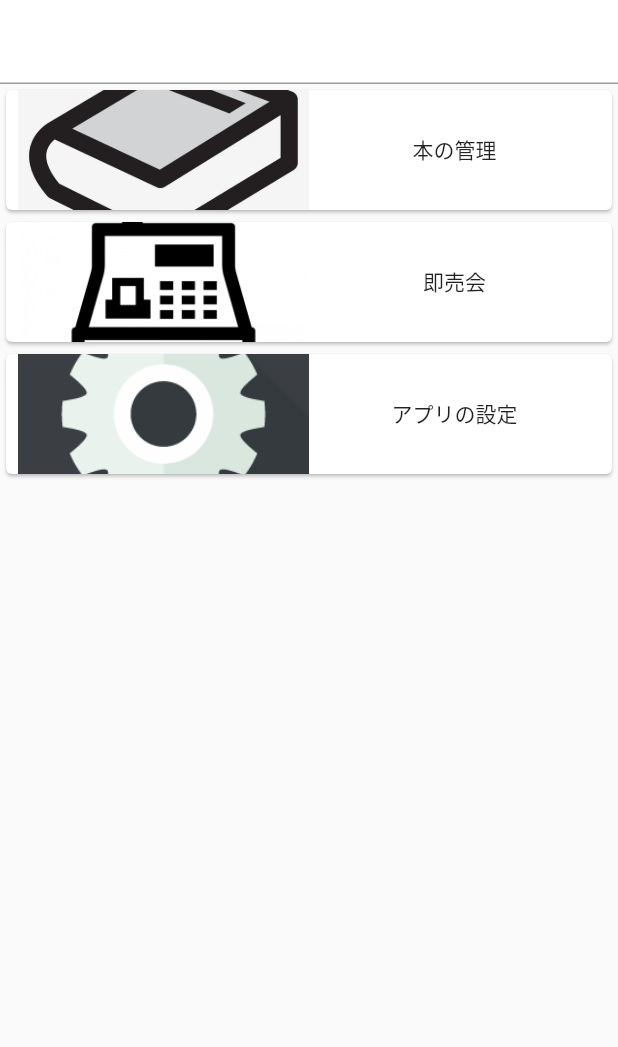
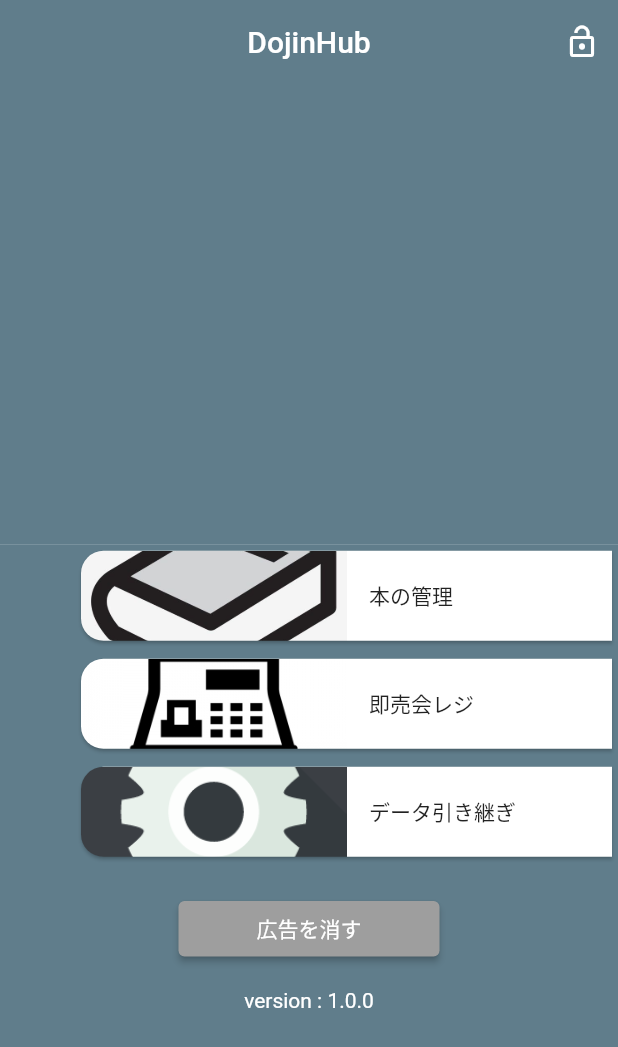
Before and after one commit to san-taki/dojin_hub, a Flutter app: the screen it shows after launch, on a phone screen of 412 x 824 dp. Shown: the top 1047 px of the screen. Run offline on Flutter 3.47's test engine with Material 2 defaults, Android fonts, the light colour scheme and no system bars; our stand-ins replace file_picker, fl_chart, flutter_hooks, flutter_riverpod, flutter_svg, fluttertoast and 6 more; missing offline and left inert: enum_to_string, package_info_plus_web; accounts and stored records are empty; statements that could not run were skipped.

Commit message:
homeのデザインを仕様に寄せた

```diff
--- a/lib/generated_plugin_registrant.dart
+++ b/lib/generated_plugin_registrant.dart
@@ -6,6 +6,7 @@
 
 import 'package:file_picker/src/file_picker_web.dart';
 import 'package:fluttertoast/fluttertoast_web.dart';
+import 'package:package_info_plus_web/package_info_plus_web.dart';
 
 import 'package:flutter_web_plugins/flutter_web_plugins.dart';
 
@@ -13,5 +14,6 @@ import 'package:flutter_web_plugins/flutter_web_plugins.dart';
 void registerPlugins(Registrar registrar) {
   FilePickerWeb.registerWith(registrar);
   FluttertoastWebPlugin.registerWith(registrar);
+  PackageInfoPlugin.registerWith(registrar);
   registrar.registerMessageHandler();
 }
--- a/lib/ui/component/appbar/common_appbar.dart
+++ b/lib/ui/component/appbar/common_appbar.dart
@@ -4,10 +4,12 @@ import 'package:flutter/material.dart';
 import 'package:hooks_riverpod/hooks_riverpod.dart';
 
 class CommonAppBar extends ComponentType implements PreferredSizeWidget {
-  final bool showLockMenu;
+  final Widget? title;
+  final Widget? actionButton;
 
   CommonAppBar({
-    this.showLockMenu = false,
+    this.title,
+    this.actionButton,
   });
 
   @override
@@ -27,30 +29,13 @@ class CommonAppBar extends ComponentType implements PreferredSizeWidget {
           onPressed: () => Navigator.of(context).pop(),
         ),
       ),
-      bottom: PreferredSize(
-        child: Container(
-          color: Colors.grey,
-          height: 1,
-        ),
-        preferredSize: Size.fromHeight(1),
-      ),
-      backgroundColor: Colors.white,
+      title: title,
+      backgroundColor: Colors.blueGrey,
       centerTitle: true,
       actions: <Widget>[
         Visibility(
-          visible: showLockMenu,
-          child: IconButton(
-            icon: model.isEditing
-                ? Icon(
-                    Icons.lock_open,
-                    color: Colors.red,
-                  )
-                : Icon(
-                    Icons.lock,
-                    color: Colors.black,
-                  ),
-            onPressed: () => modelController.togleEditingState(),
-          ),
+          visible: actionButton != null,
+          child: actionButton ?? Center(),
         ),
       ],
     );
--- a/lib/ui/screen/home_screen.dart
+++ b/lib/ui/screen/home_screen.dart
@@ -1,23 +1,51 @@
+import 'package:dojin_hub/di/screen_model_provider.dart';
+import 'package:dojin_hub/log/debug_log.dart';
 import 'package:dojin_hub/router/router.dart';
-import 'package:dojin_hub/ui/component/appbar/common_appbar.dart';
+import 'package:dojin_hub/ui/component/button/primary_button.dart';
+import 'package:dojin_hub/ui/screen/home_screen_appbar.dart';
 import 'package:dojin_hub/ui/screen/screen_type.dart';
+import 'package:dojin_hub/ui/screen_model/home_screen_model.dart';
 import 'package:flutter/material.dart';
 import 'package:flutter/widgets.dart';
 import 'package:flutter_hooks/flutter_hooks.dart';
+import 'package:hooks_riverpod/hooks_riverpod.dart';
 
 class HomeScreen extends HookWidget implements ScreenType {
   @override
   Widget build(BuildContext context) {
+    var screenModel = useProvider(homeScreenModelProvider);
+
     return Scaffold(
-      appBar: CommonAppBar(),
-      body: SingleChildScrollView(
+      appBar: HomeScreenAppBar(),
+      body: Flex(
+        direction: Axis.vertical,
+        children: [
+          Flexible(
+            flex: 4,
+            child: Container(
+              color: Colors.blueGrey,
+            ),
+          ),
+          Flexible(
+            flex: 6,
+            child: Container(
+              color: Colors.blueGrey,
+              alignment: Alignment.topRight,
+              child: Container(
                 child: Column(
+                  mainAxisSize: MainAxisSize.min,
                   children: [
                     _buildBookStorageMenu(context),
                     _buildPosRegisterMenu(context),
                     _buildSettingsMenu(context),
+                    _buildPaidButton(context),
+                    _buildVersion(screenModel),
                   ],
                 ),
+              ),
+            ),
+          ),
+        ],
       ),
     );
   }
@@ -31,14 +59,14 @@ class HomeScreen extends HookWidget implements ScreenType {
 
   Widget _buildPosRegisterMenu(BuildContext context) => _buildMenu(
         context,
-        '即売会',
+        '即売会レジ',
         'assets/images/regi.png',
         RouteName.pos_register,
       );
 
   Widget _buildSettingsMenu(BuildContext context) => _buildMenu(
         context,
-        'アプリの設定',
+        'データ引き継ぎ',
         'assets/images/setting.png',
         RouteName.settings,
       );
@@ -51,10 +79,23 @@ class HomeScreen extends HookWidget implements ScreenType {
   ) =>
       GestureDetector(
         onTap: () => Navigator.of(context).pushNamed(routeName),
+        child: Padding(
+          padding: const EdgeInsets.only(
+            left: 50,
+            bottom: 4,
+          ),
           child: Card(
+            clipBehavior: Clip.antiAliasWithSaveLayer,
+            shape: RoundedRectangleBorder(
+              borderRadius: BorderRadius.only(
+                topLeft: Radius.circular(15),
+                topRight: Radius.circular(0),
+                bottomLeft: Radius.circular(15),
+                bottomRight: Radius.circular(0),
+              ),
+            ),
             child: Container(
-            height: 80,
-            padding: EdgeInsets.symmetric(horizontal: 8),
+              height: 60,
               child: Row(
                 children: [
                   Expanded(
@@ -67,7 +108,11 @@ class HomeScreen extends HookWidget implements ScreenType {
                     child: Column(
                       mainAxisSize: MainAxisSize.min,
                       children: [
-                      Text(label),
+                        Container(
+                          padding: EdgeInsets.only(left: 15),
+                          alignment: Alignment.centerLeft,
+                          child: Text(label),
+                        ),
                       ],
                     ),
                   ),
@@ -75,5 +120,26 @@ class HomeScreen extends HookWidget implements ScreenType {
               ),
             ),
           ),
+        ),
+      );
+
+  Widget _buildPaidButton(BuildContext context) => Container(
+        padding: EdgeInsets.all(16),
+        width: MediaQuery.of(context).size.width / 2,
+        child: PrimaryButton(
+          label: '広告を消す',
+          onPressed: () {
+            DebugLog.d('move to 購入画面');
+          },
+        ),
+      );
+
+  Widget _buildVersion(HomeScreenModel screenModel) => Container(
+        child: Text(
+          'version : ${screenModel.version}',
+          style: TextStyle(
+            color: Colors.white,
+          ),
+        ),
       );
 }
--- /dev/null
+++ b/lib/ui/screen/home_screen_appbar.dart
@@ -0,0 +1,20 @@
+import 'package:dojin_hub/ui/component/appbar/common_appbar.dart';
+import 'package:flutter/material.dart';
+
+class HomeScreenAppBar extends CommonAppBar {
+  HomeScreenAppBar()
+      : super(
+          title: Text(
+            'DojinHub',
+            style: TextStyle(
+              color: Colors.white,
+            ),
+          ),
+          actionButton: IconButton(
+              icon: Icon(
+                Icons.lock_open,
+                color: Colors.white,
+              ),
+              onPressed: () {}),
+        );
+}
--- a/lib/ui/screen/product_detail_pager_screen.dart
+++ b/lib/ui/screen/product_detail_pager_screen.dart
@@ -15,7 +15,7 @@ class ProductDetailPagerScreen extends HookWidget implements ScreenType {
         useProvider(productDetailScreenCurrentPositionProvider);
 
     return Scaffold(
-      appBar: CommonAppBar(showLockMenu: true,),
+      appBar: CommonAppBar(),
       body: PageView.builder(
         scrollDirection: Axis.horizontal,
         controller: screenModel.pageController,
--- a/lib/ui/screen_model/home_screen_model.dart
+++ b/lib/ui/screen_model/home_screen_model.dart
@@ -1,14 +1,27 @@
 import 'package:dojin_hub/flamework/model_controller_type.dart';
 import 'package:dojin_hub/flamework/model_type.dart';
 import 'package:freezed_annotation/freezed_annotation.dart';
+import 'package:package_info_plus/package_info_plus.dart';
 
 part 'home_screen_model.freezed.dart';
 
 @freezed
-class HomeScreenModel extends ModelType with _$HomeScreenModel{
-  const factory HomeScreenModel() = _HomeScreenModel;
+class HomeScreenModel extends ModelType with _$HomeScreenModel {
+  const factory HomeScreenModel({
+    @Default('') String version,
+  }) = _HomeScreenModel;
 }
 
 class HomeScreenModelController extends ModelControllerType<HomeScreenModel> {
-  HomeScreenModelController(HomeScreenModel model) : super(model);
+  HomeScreenModelController(HomeScreenModel model) : super(model) {
+    _initPackageInfo();
+  }
+
+// provider化する
+  Future<void> _initPackageInfo() async {
+    final info = await PackageInfo.fromPlatform();
+    state = state.copyWith(
+      version: info.version,
+    );
+  }
 }
--- a/pubspec.yaml
+++ b/pubspec.yaml
@@ -41,6 +41,8 @@ dependencies:
 
   flutter_svg: ^0.22.0
 
+  package_info_plus: ^1.0.3
+
 dev_dependencies:
   flutter_test:
     sdk: flutter
```
Also changed, not shown: lib/ui/screen_model/home_screen_model.freezed.dart, 2 other files. Lines whose indentation alone changed are shown as unchanged.
